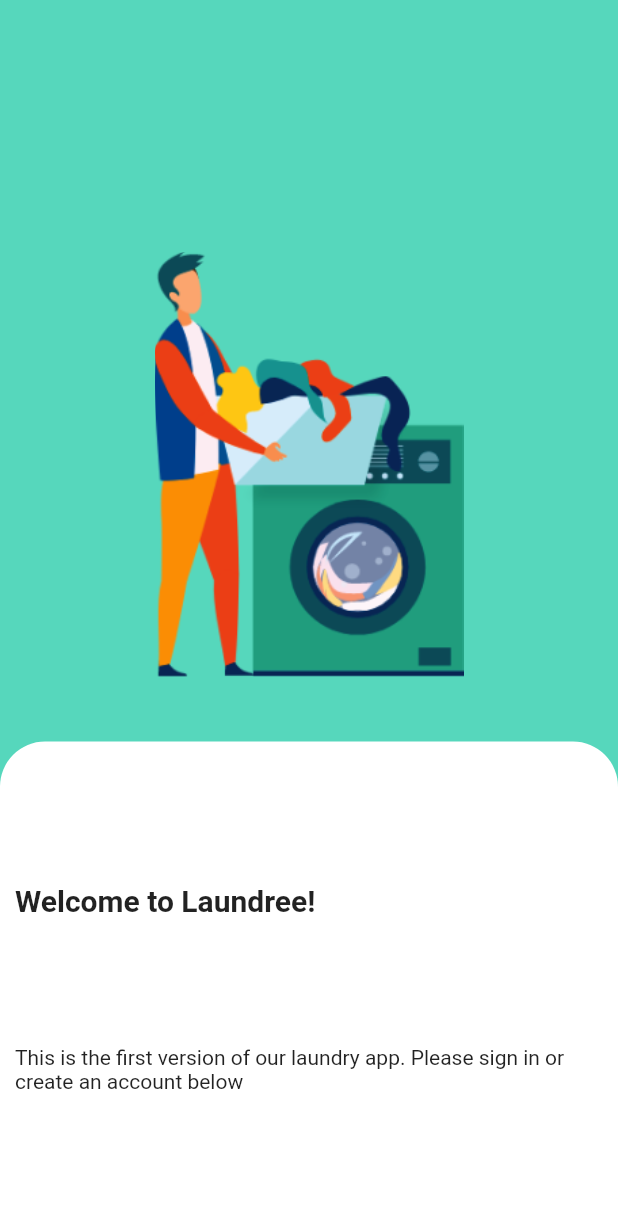
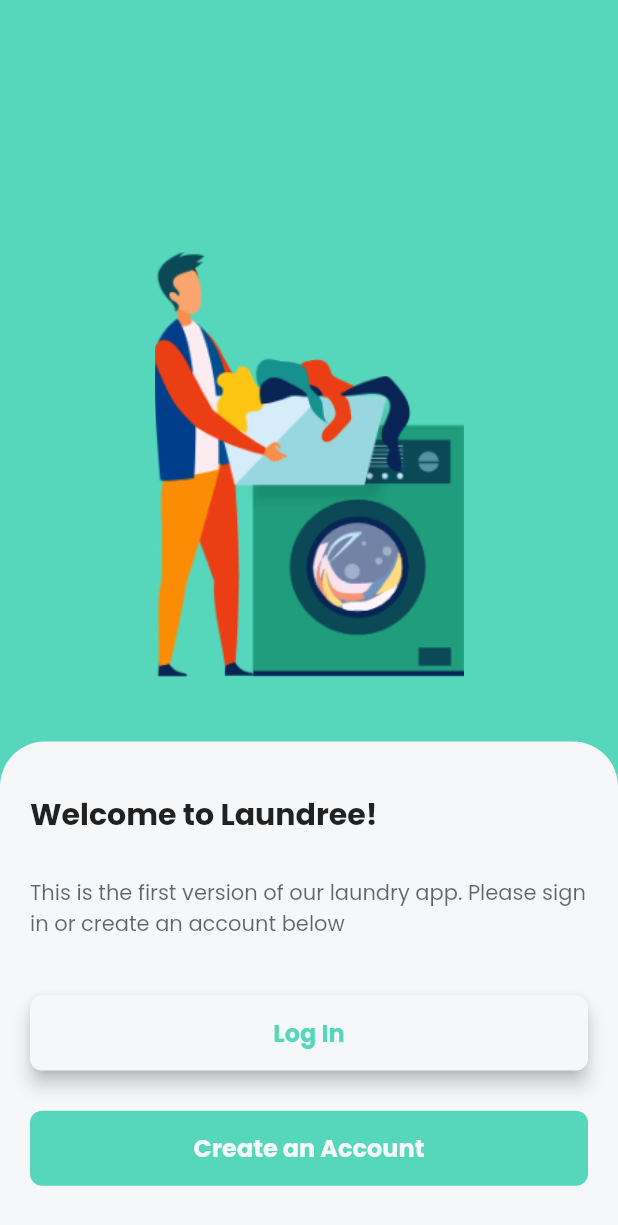
Before and after one commit to ilyashyrt/login_screen_ui, a Flutter app: the screen it shows after launch, on a phone screen of 412 x 824 dp. Shown: the top 1225 px of the screen. Run offline on Flutter 3.47's test engine with Material 2 defaults, Android fonts, the phone set to English and light mode, and no system bars; our stand-ins replace google_fonts.

Commit message:
arrangements have been made

```diff
--- a/lib/pages/splash_screen.dart
+++ b/lib/pages/splash_screen.dart
@@ -1,6 +1,7 @@
-// ignore_for_file: prefer_const_constructors
+// ignore_for_file: prefer_const_constructors, avoid_unnecessary_containers, prefer_const_literals_to_create_immutables, prefer_const_constructors_in_immutables
 
 import 'package:flutter/material.dart';
+import 'package:google_fonts/google_fonts.dart';
 import 'package:login_ekrani/utils/constants.dart';
 import 'package:login_ekrani/utils/device_utils.dart';
 
@@ -31,20 +32,56 @@
             decoration: BoxDecoration(
               borderRadius: BorderRadius.only(
                   topLeft: Radius.circular(30), topRight: Radius.circular(30)),
-              color: Colors.white,
+              color: Constants.scaffoldBackgroundColor,
             ),
             width: DeviceUtils.getScaledWidth(context, 1),
             height: DeviceUtils.getScaledHeight(context, 0.4),
             child: Container(
               child: Padding(
-                padding: const EdgeInsets.all(10.0),
+                padding: const EdgeInsets.all(20.0),
                 child: Column(
-                  mainAxisAlignment: MainAxisAlignment.spaceEvenly,
+                  mainAxisAlignment: MainAxisAlignment.spaceAround,
                   crossAxisAlignment: CrossAxisAlignment.start,
                   children: [
-                    Text("Welcome to Laundree!",style: TextStyle(fontWeight: FontWeight.bold,fontSize: 20),),
-                    Text("This is the first version of our laundry app. Please sign in or create an account below"),
-                    //ElevatedButton(onPressed: (){}, child: Text("Log In",style: TextStyle(color: Constants.greenColor),)),
+                    Text(
+                      "Welcome to Laundree!",
+                      style: GoogleFonts.poppins(
+                          textStyle: TextStyle(
+                              fontWeight: FontWeight.bold, fontSize: 20)),
+                    ),
+                    Padding(
+                      padding: const EdgeInsets.only(bottom: 10),
+                      child: Text(
+                        "This is the first version of our laundry app. Please sign in or create an account below",
+                        style: GoogleFonts.poppins(
+                            textStyle:
+                                TextStyle(color: Colors.black.withOpacity(0.6))),
+                      ),
+                    ),
+                    ElevatedButton(
+                        style: ElevatedButton.styleFrom(
+                          shape: RoundedRectangleBorder(borderRadius: BorderRadius.circular(8)),
+                          primary: Constants.scaffoldBackgroundColor,
+                          fixedSize: Size(DeviceUtils.getScaledWidth(context, 1),50),
+                          elevation: 5,
+                        ),
+                        onPressed: () {},
+                        child: Text(
+                          "Log In",
+                          style: GoogleFonts.poppins(textStyle: TextStyle(color: Constants.greenColor,fontSize: 16,fontWeight: FontWeight.bold)),
+                        )),
+                    ElevatedButton(
+                        style: ElevatedButton.styleFrom(
+                          shape: RoundedRectangleBorder(borderRadius: BorderRadius.circular(8)),
+                          primary: Constants.greenColor,
+                          fixedSize: Size(DeviceUtils.getScaledWidth(context, 1),50),
+                          elevation: 0,
+                        ),
+                        onPressed: () {},
+                        child: Text(
+                          "Create an Account",
+                          style: GoogleFonts.poppins(textStyle: TextStyle(color: Constants.scaffoldBackgroundColor,fontSize: 16,fontWeight: FontWeight.bold)),
+                        )),
                   ],
                 ),
               ),
--- a/pubspec.yaml
+++ b/pubspec.yaml
@@ -29,7 +29,7 @@
 dependencies:
   flutter:
     sdk: flutter
-
+  google_fonts: ^2.2.0
 
   # The following adds the Cupertino Icons font to your application.
   # Use with the CupertinoIcons class for iOS style icons.
```
Also changed, not shown: pubspec.lock.
